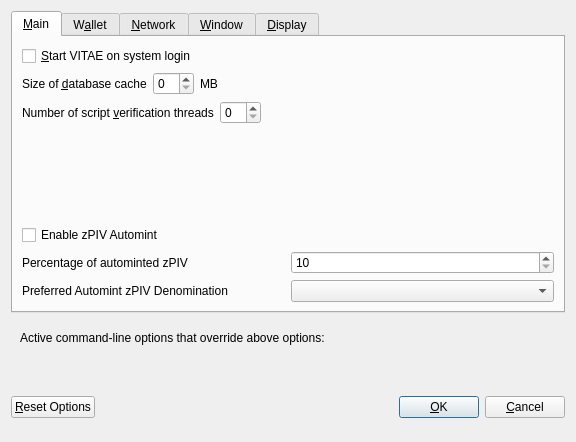
Old version of the form src/qt/forms/optionsdialog.ui in the repository VitaeTeam/Vitae.
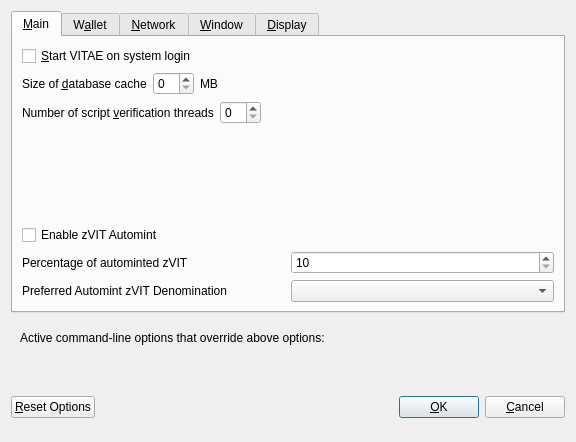
New version of the form. Custom widgets are drawn as their Qt base class.

What changed in the file:
```diff
--- a/src/qt/forms/optionsdialog.ui
+++ b/src/qt/forms/optionsdialog.ui
@@ -139,7 +139,7 @@
           <enum>Qt::LeftToRight</enum>
          </property>
          <property name="text">
-          <string>Enable zPIV Automint</string>
+          <string>Enable zVIT Automint</string>
          </property>
         </widget>
        </item>
@@ -151,7 +151,7 @@
             <string>Percentage of incoming PIV which get automatically converted to zPIV via Zerocoin Protocol (min: 10%)</string>
            </property>
            <property name="text">
-            <string>Percentage of autominted zPIV</string>
+            <string>Percentage of autominted zVIT</string>
            </property>
           </widget>
          </item>
@@ -184,7 +184,7 @@
             <string>Wait with automatic conversion to Zerocoin until enough PIV for this denomination is available</string>
            </property>
            <property name="text">
-            <string>Preferred Automint zPIV Denomination</string>
+            <string>Preferred Automint zVIT Denomination</string>
            </property>
           </widget>
          </item>
```
Left out of the diff: 14 changed lines with no effect on the pictures.
